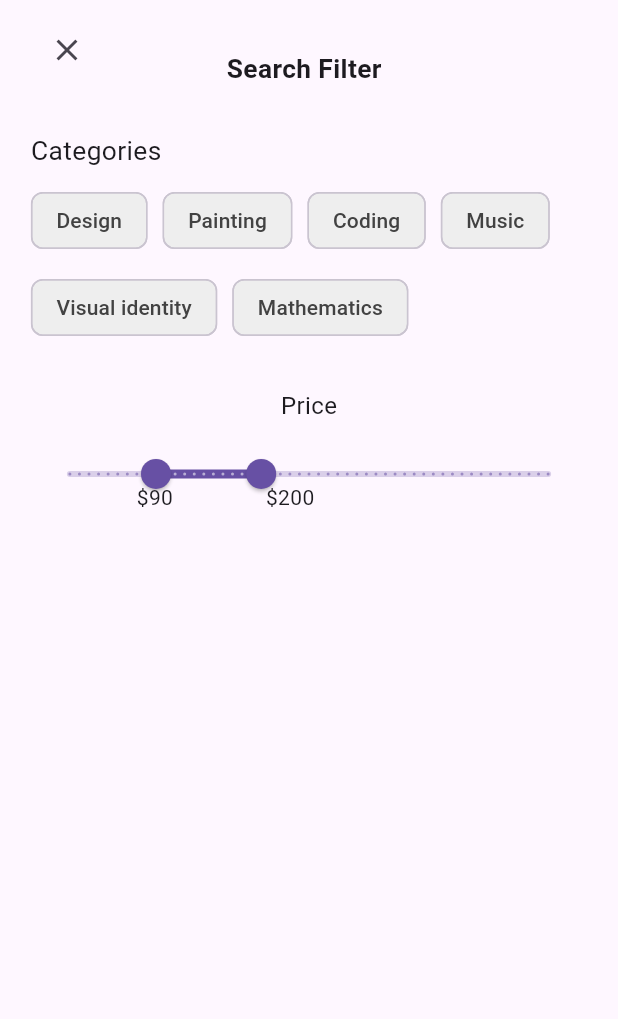
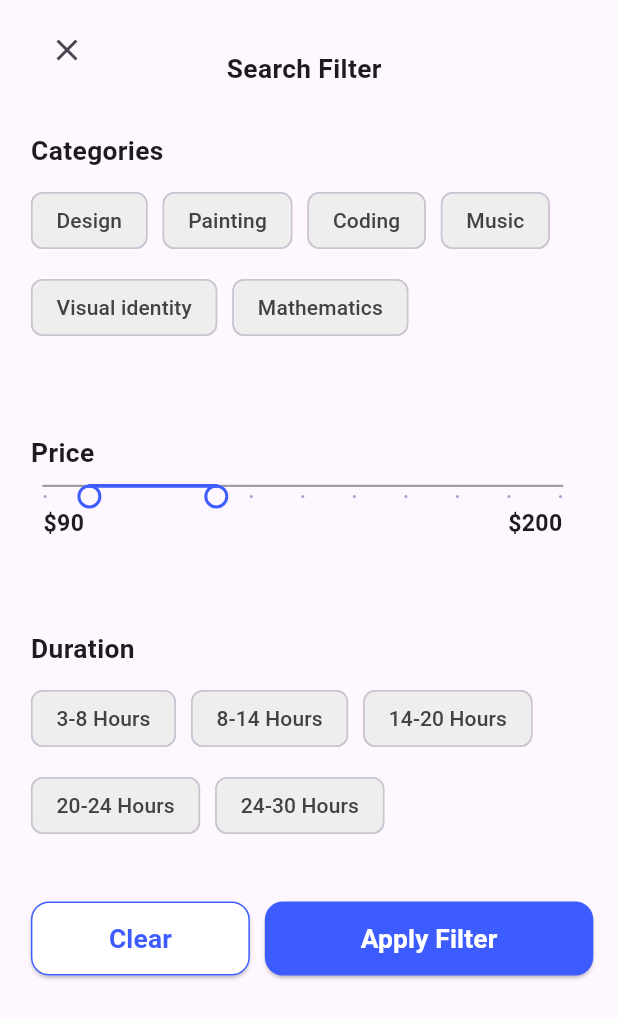
Before and after one commit to 3bdulra7manAmir/CoUrSes_App, a Flutter app: the BMSFilterView screen opened directly, on a phone screen of 412 x 824 dp. Shown: the top 1019 px of the screen. Run offline on Flutter 3.47's test engine with Material 3 defaults, Android fonts, the phone set to English and light mode, and no system bars; our stand-ins replace bloc, device_preview, firebase_auth, firebase_core, flutter_bloc, flutter_otp_text_field and 6 more; missing offline and left inert: numeric_keyboard; accounts and stored records are empty.

Commit message:
Filter BMS View Done

```diff
--- a/lib/Core/shared/custom_button.dart
+++ b/lib/Core/shared/custom_button.dart
@@ -35,12 +35,13 @@ class CustomBlueButton extends StatelessWidget
 
 class CustomReversedButton extends StatelessWidget
 {
-  const CustomReversedButton({super.key, required this.buttonWidth, this.buttonHeight, required this.buttonText, required this.buttonOnPressed,});
+  const CustomReversedButton({super.key, required this.buttonWidth, this.buttonHeight, required this.buttonText, required this.buttonOnPressed, this.outerBorderColor,});
 
   final double buttonWidth;
   final String buttonText;
   final void Function() buttonOnPressed;
   final double? buttonHeight;
+  final BorderSide? outerBorderColor;
 
   @override
   Widget build(BuildContext context)
@@ -53,6 +54,7 @@ class CustomReversedButton extends StatelessWidget
           backgroundColor: WidgetStateProperty.all(Colors.white),
           shape: WidgetStateProperty.all(RoundedRectangleBorder(
             borderRadius: BorderRadius.circular(12.0.r),
+            side: outerBorderColor ?? BorderSide.none,
           ),
         ),
       ),
--- a/lib/views/bottom_nav_bar/bottom_nav_bar_views/search/search_filter/filter_bms_view.dart
+++ b/lib/views/bottom_nav_bar/bottom_nav_bar_views/search/search_filter/filter_bms_view.dart
@@ -1,7 +1,9 @@
+import 'package:courses_app/Core/shared/custom_button.dart';
 import 'package:courses_app/Core/utils/constants.dart';
-import 'package:courses_app/views/bottom_nav_bar/bottom_nav_bar_views/search/search_filter/widgets/modal_sheet_categories.dart';
-import 'package:courses_app/views/bottom_nav_bar/bottom_nav_bar_views/search/search_filter/widgets/modal_sheet_header.dart';
-import 'package:courses_app/views/bottom_nav_bar/bottom_nav_bar_views/search/search_filter/widgets/modal_sheet_price.dart';
+import 'package:courses_app/views/bottom_nav_bar/bottom_nav_bar_views/search/search_filter/widgets/bms_categories.dart';
+import 'package:courses_app/views/bottom_nav_bar/bottom_nav_bar_views/search/search_filter/widgets/bms_duration.dart';
+import 'package:courses_app/views/bottom_nav_bar/bottom_nav_bar_views/search/search_filter/widgets/bms_header.dart';
+import 'package:courses_app/views/bottom_nav_bar/bottom_nav_bar_views/search/search_filter/widgets/bms_price.dart';
 import 'package:flutter/material.dart';
 import 'package:flutter_screenutil/flutter_screenutil.dart';
 
@@ -32,23 +34,66 @@ class BMSFilterItselfState extends State<BMSFilterItself>
   @override
   Widget build(BuildContext context)
   {
-    return Padding(
-      padding: EdgeInsets.only(top: KMediaQuery(context).height * 0.01, left: KMediaQuery(context).width * 0.05,),
-      child: const Column(
-        crossAxisAlignment: CrossAxisAlignment.start,
-        mainAxisSize: MainAxisSize.min, // Ensures the bottom sheet takes only required space
-        children:
-        [
-          ModalBottomSheetHeader(),
+    return SingleChildScrollView(
+      child: Padding(
+        padding: EdgeInsets.only(top: KMediaQuery(context).height * 0.01, left: KMediaQuery(context).width * 0.05, right: KMediaQuery(context).width * 0.04),
+        child: Column(
+          crossAxisAlignment: CrossAxisAlignment.start,
+          //mainAxisSize: MainAxisSize.min,
+          children:
+          [
+            const BMSHeader(),
 
-          SizedBox(height: 30),
+            const SizedBox(height: 30),
 
-          ModalBottomSheetCategories(),
+            const BMSCategories(),
 
-          SizedBox(height: 30),
+            const SizedBox(height: 60),
 
-          ModalBottomSheetPrice(),
-        ],
+            Text("Price", style: TextStyle(fontSize: 16.sp, fontWeight: FontWeight.bold),),
+
+            const SizedBox(height: 10),
+
+            Padding(
+              padding: EdgeInsets.only(left: KMediaQuery(context).width * 0.02, right: KMediaQuery(context).width * 0.05,),
+              child: BMSPrice(),
+            ),
+
+            const SizedBox(height: 60,),
+
+            const BmsDuration(),
+
+            const SizedBox(height: 40),
+
+            Row(
+              children:
+              [
+                Expanded(
+                  flex: 2,
+                  child: CustomReversedButton(
+                    buttonWidth: 0.3,
+                    buttonText: 'Clear',
+                    outerBorderColor: BorderSide(color: kButtonsBlueColor),
+                    buttonOnPressed: (){print('Clear Button has been pressed');}
+                  ),
+                ),
+
+                SizedBox(width: 10,),
+
+                Expanded(
+                  flex: 3,
+                  child: CustomBlueButton(
+                    buttonWidth: 0.7,
+                    buttonText: 'Apply Filter',
+                    buttonOnPressed: (){print('Apply Filter Button has been pressed');}
+                  ),
+                ),
+              ],
+            ),
+
+            const SizedBox(height: 30),
+          ],
+        ),
       ),
     );
   }
--- a/lib/views/bottom_nav_bar/bottom_nav_bar_views/search/search_filter/widgets/modal_sheet_categories.dart
+++ b/lib/views/bottom_nav_bar/bottom_nav_bar_views/search/search_filter/widgets/bms_categories.dart
@@ -1,15 +1,15 @@
 import 'package:flutter/material.dart';
 import 'package:flutter_screenutil/flutter_screenutil.dart';
 
-class ModalBottomSheetCategories extends StatefulWidget
+class BMSCategories extends StatefulWidget
 {
-  const ModalBottomSheetCategories({super.key,});
+  const BMSCategories({super.key,});
 
   @override
-  State<ModalBottomSheetCategories> createState() => ModalBottomSheetCategoriesState();
+  State<BMSCategories> createState() => BMSCategoriesState();
 }
 
-class ModalBottomSheetCategoriesState extends State<ModalBottomSheetCategories>
+class BMSCategoriesState extends State<BMSCategories>
 {
   // List to manage selected state of each chip
   List<bool> isSelectedList = [false, false, false, false, false, false];
@@ -21,7 +21,7 @@ class ModalBottomSheetCategoriesState extends State<ModalBottomSheetCategories>
       crossAxisAlignment: CrossAxisAlignment.start,
       children:
       [
-        Text("Categories", style: TextStyle(fontSize: 16.sp)),
+        Text("Categories", style: TextStyle(fontSize: 16.sp, fontWeight: FontWeight.bold)),
 
         const SizedBox(height: 10),
 
--- /dev/null
+++ b/lib/views/bottom_nav_bar/bottom_nav_bar_views/search/search_filter/widgets/bms_duration.dart
@@ -0,0 +1,85 @@
+import 'package:flutter/material.dart';
+import 'package:flutter_screenutil/flutter_screenutil.dart';
+
+class BmsDuration extends StatefulWidget
+{
+  const BmsDuration({super.key,});
+
+  @override
+  State<BmsDuration> createState() => BmsDurationState();
+}
+
+class BmsDurationState extends State<BmsDuration>
+{
+  // List to manage selected state of each chip
+  List<bool> isSelectedList = [false, false, false, false, false];
+
+  @override
+  Widget build(BuildContext context)
+  {
+    return Column(
+      crossAxisAlignment: CrossAxisAlignment.start,
+      children:
+      [
+        Text("Duration", style: TextStyle(fontSize: 16.sp, fontWeight: FontWeight.bold)),
+
+        const SizedBox(height: 10),
+
+        Wrap(
+          spacing: 10,
+          runSpacing: 10,
+          children:
+          [
+            buildCategoryChip("3-8 Hours", 0),
+            buildCategoryChip("8-14 Hours", 1),
+            buildCategoryChip("14-20 Hours", 2),
+            buildCategoryChip("20-24 Hours", 3),
+            buildCategoryChip("24-30 Hours", 4),
+          ],
+        ),
+
+      ],
+    );
+  }
+
+  Widget buildCategoryChip(String label, int index)
+  {
+    return FilterChip(
+      label: Text(label, style: TextStyle(color: isSelectedList[index] ? Colors.white : Colors.grey[800],),),
+      selected: isSelectedList[index],
+      onSelected: (bool selected)
+      {
+        setState((){isSelectedList[index] = selected;});
+      },
+      selectedColor: Color(0xff3d5cff),
+      backgroundColor: Colors.grey[200],
+    );
+  }
+}
+
+Widget buildCategoryChip(String label,)
+{
+  return FilterChip(
+    label: Text(label),
+    onSelected: (bool selected)
+    {
+      // Handle chip selection
+    },
+    selectedColor: Colors.blue[100],
+    backgroundColor: Colors.grey[200],
+  );
+}
+
+Widget buildDurationChip(String label, bool isSelected)
+{
+  return FilterChip(
+    label: Text(label),
+    selected: isSelected,
+    onSelected: (bool selected)
+    {
+      // Handle chip selection
+    },
+    selectedColor: Colors.blue[100],
+    backgroundColor: Colors.grey[200],
+  );
+}
--- a/lib/views/bottom_nav_bar/bottom_nav_bar_views/search/search_filter/widgets/modal_sheet_header.dart
+++ b/lib/views/bottom_nav_bar/bottom_nav_bar_views/search/search_filter/widgets/bms_header.dart
@@ -5,9 +5,9 @@ import 'package:flutter/material.dart';
 import 'package:flutter_screenutil/flutter_screenutil.dart';
 import 'package:go_router/go_router.dart';
 
-class ModalBottomSheetHeader extends StatelessWidget
+class BMSHeader extends StatelessWidget
 {
-  const ModalBottomSheetHeader({super.key,});
+  const BMSHeader({super.key,});
 
   @override
   Widget build(BuildContext context) {
--- /dev/null
+++ b/lib/views/bottom_nav_bar/bottom_nav_bar_views/search/search_filter/widgets/bms_price.dart
@@ -0,0 +1,159 @@
+import 'package:courses_app/Core/utils/constants.dart';
+import 'package:flutter/material.dart';
+import 'package:flutter_screenutil/flutter_screenutil.dart';
+
+class BMSPrice extends StatefulWidget
+{
+  const BMSPrice({super.key});
+
+  @override
+  BMSPriceState createState() => BMSPriceState();
+}
+
+class BMSPriceState extends State<BMSPrice>
+{
+  RangeValues _currentRangeValues = const RangeValues(90, 200);
+
+  @override
+  Widget build(BuildContext context)
+  {
+    return Column(
+      crossAxisAlignment: CrossAxisAlignment.start,
+      children:
+      [
+        SliderTheme(
+          data: SliderTheme.of(context).copyWith(
+            activeTrackColor: kButtonsBlueColor,
+            inactiveTrackColor: Colors.grey,
+            rangeThumbShape: CustomThumbShape(),
+            overlayShape: SliderComponentShape.noOverlay,
+            rangeTrackShape: CustomRangeTrackShape(),
+          ),
+          child: RangeSlider(values: _currentRangeValues, min: 50, max: 500, divisions: 10,
+            labels: RangeLabels('\$${_currentRangeValues.start.round()}', '\$${_currentRangeValues.end.round()}',),
+            onChanged: (RangeValues values) {setState(() {_currentRangeValues = values;});},
+          ),
+        ),
+
+        Row(
+          mainAxisAlignment: MainAxisAlignment.spaceBetween,
+          children:
+          [
+            Text("\$${_currentRangeValues.start.round()}", style: TextStyle(fontSize: 14.sp, fontWeight: FontWeight.bold)),
+            Text("\$${_currentRangeValues.end.round()}", style: TextStyle(fontSize: 14.sp, fontWeight: FontWeight.bold)),
+          ],
+        ),
+      ],
+    );
+  }
+}
+
+class CustomRangeTrackShape extends RangeSliderTrackShape
+{
+  static const double activeTrackHeight = 2.5;
+  static const double inactiveTrackHeight = 1.5;
+
+  @override
+  Rect getPreferredRect({
+    required RenderBox parentBox,
+    Offset offset = Offset.zero,
+    required SliderThemeData sliderTheme,
+    bool isEnabled = false,
+    bool isDiscrete = false,
+  })
+  {
+    final double overlayWidth = parentBox.size.width;
+    final double trackHeight = activeTrackHeight;
+    final double trackLeft = offset.dx;
+    final double trackTop = offset.dy + (parentBox.size.height - trackHeight) / 2;
+    final double trackWidth = overlayWidth;
+    return Rect.fromLTWH(trackLeft, trackTop, trackWidth, trackHeight);
+  }
+
+  @override
+  void paint(
+    PaintingContext context,
+    Offset offset,
+  {
+    required RenderBox parentBox,
+    required SliderThemeData sliderTheme,
+    required Animation<double> enableAnimation,
+    required TextDirection textDirection,
+    required Offset startThumbCenter,
+    required Offset endThumbCenter,
+    bool isEnabled = false,
+    bool isDiscrete = false,
+  })
+  {
+    if (sliderTheme.trackHeight == 0)
+    {
+      return;
+    }
+
+    final Canvas canvas = context.canvas;
+    final Paint inactivePaint = Paint()
+      ..color = sliderTheme.inactiveTrackColor!
+      ..strokeWidth = inactiveTrackHeight
+      ..strokeCap = StrokeCap.round;
+
+    final Paint activePaint = Paint()
+      ..color = sliderTheme.activeTrackColor!
+      ..strokeWidth = activeTrackHeight
+      ..strokeCap = StrokeCap.round;
+
+    final double trackLeft = offset.dx;
+    final double trackRight = parentBox.size.width;
+    final double trackTop = offset.dy;
+
+    // Draw inactive line first
+    canvas.drawLine(
+      Offset(trackLeft, trackTop),
+      Offset(trackRight, trackTop),
+      inactivePaint,
+    );
+
+    // Draw active line on top
+    canvas.drawLine(
+      Offset(startThumbCenter.dx, trackTop),
+      Offset(endThumbCenter.dx, trackTop),
+      activePaint,
+    );
+  }
+}
+
+class CustomThumbShape extends RangeSliderThumbShape
+{
+  static const double _thumbSize = 14.0;
+  static const double _borderWidth = 2.0;
+
+  @override
+  Size getPreferredSize(bool isEnabled, bool isDiscrete)
+  {
+    return Size.fromRadius(_thumbSize / 2);
+  }
+
+  @override
+  void paint(
+    PaintingContext context,
+    Offset center,
+    {
+    required Animation<double> activationAnimation,
+    required Animation<double> enableAnimation,
+    bool isDiscrete = false,
+    bool isEnabled = true,
+    bool isOnTop = false,
+    bool isPressed = false,
+    required SliderThemeData sliderTheme,
+    TextDirection? textDirection,
+    Thumb? thumb,
+  })
+  {
+    final Canvas canvas = context.canvas;
+    final Paint paint = Paint()
+      ..color = kButtonsBlueColor
+      ..style = PaintingStyle.stroke
+      ..strokeWidth = _borderWidth;
+
+    canvas.drawCircle(center, _thumbSize / 2, paint);
+  }
+}
--- a/lib/views/bottom_nav_bar/bottom_nav_bar_views/search/search_filter/widgets/modal_sheet_price.dart
+++ /dev/null
@@ -1,123 +0,0 @@
-import 'package:flutter/material.dart';
-
-class ModalBottomSheetPrice extends StatefulWidget
-{
-  const ModalBottomSheetPrice({super.key});
-
-  @override
-  ModalBottomSheetPriceState createState() => ModalBottomSheetPriceState();
-}
-
-class ModalBottomSheetPriceState extends State<ModalBottomSheetPrice>
-{
-  RangeValues _values = RangeValues(90, 200);
-
-  @override
-  Widget build(BuildContext context) {
-    return Padding(
-      padding: EdgeInsets.only(right: MediaQuery.of(context).size.width * 0.05),
-      child: Column(
-        children: [
-          // Price Section
-          Text("Price", style: TextStyle(fontSize: 16)),
-
-          const SizedBox(height: 10),
-
-          Stack(
-            children: [
-              SliderTheme(
-                data: SliderTheme.of(context).copyWith(
-                  trackShape: CustomTrackShape(), // Remove the dotted line
-                ),
-                child: RangeSlider(
-                  values: _values,
-                  min: 0,
-                  max: 500,
-                  divisions: 50,
-                  onChanged: (values) {
-                    setState(() {
-                      _values = values;
-                    });
-                  },
-                ),
-              ),
-              Positioned(
-                left: getThumbPosition(_values.start, context),
-                top: 30, // Adjust this value to position the text below the slider
-                child: Text(
-                  "\$${_values.start.round()}",
-                  style: TextStyle(fontSize: 14),
-                ),
-              ),
-              Positioned(
-                left: getThumbPosition(_values.end, context),
-                top: 30, // Adjust this value to position the text below the slider
-                child: Text(
-                  "\$${_values.end.round()}",
-                  style: TextStyle(fontSize: 14),
-                ),
-              ),
-            ],
-          ),
-        ],
-      ),
-    );
-  }
-
-  double getThumbPosition(double value, BuildContext context)
-  {
-    final double sliderWidth = MediaQuery.of(context).size.width * 0.95;
-    final double normalizedValue = (value - 0) / (500 - 0);
-    return normalizedValue * sliderWidth;
-  }
-}
-
-class CustomTrackShape extends RoundedRectSliderTrackShape
-{
-  @override
-  void paint(
-    PaintingContext context,
-    Offset offset, {
-    required RenderBox parentBox,
-    required SliderThemeData sliderTheme,
-    required Animation<double> enableAnimation,
-    required TextDirection textDirection,
-    required Offset thumbCenter,
-    Offset? secondaryOffset,
-    bool isDiscrete = false,
-    bool isEnabled = false,
-    double additionalActiveTrackHeight = 0,
-  }) {
-    // Draw a solid track without the dotted line
-    final Rect trackRect = getPreferredRect(
-      parentBox: parentBox,
-      offset: offset,
-      sliderTheme: sliderTheme,
-      isEnabled: isEnabled,
-      isDiscrete: isDiscrete,
-    );
-
-    final Paint paint = Paint()
-      ..color = sliderTheme.activeTrackColor! // Use the active track color
-      ..style = PaintingStyle.fill;
-
-    // Draw the active track
-    context.canvas.drawRect(trackRect, paint);
-
-    // Optionally, draw the inactive track if needed
-    if (sliderTheme.inactiveTrackColor != null) {
-      final Paint inactivePaint = Paint()
-        ..color = sliderTheme.inactiveTrackColor!
-        ..style = PaintingStyle.fill;
-
-      final Rect inactiveRect = Rect.fromLTRB(
-        trackRect.left,
-        trackRect.top,
-        thumbCenter.dx, // End the inactive track at the first thumb
-        trackRect.bottom,
-      );
-
-      context.canvas.drawRect(inactiveRect, inactivePaint);
-    }
-  }
-}
```
Also changed, not shown: lib/app/app_router.dart (+2 -11 lines), APP_IMGs/BMS_Filter_View.png (added).
